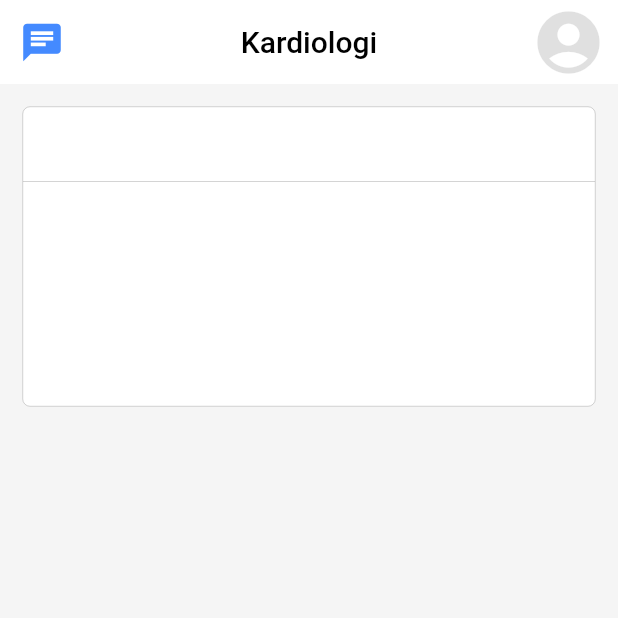
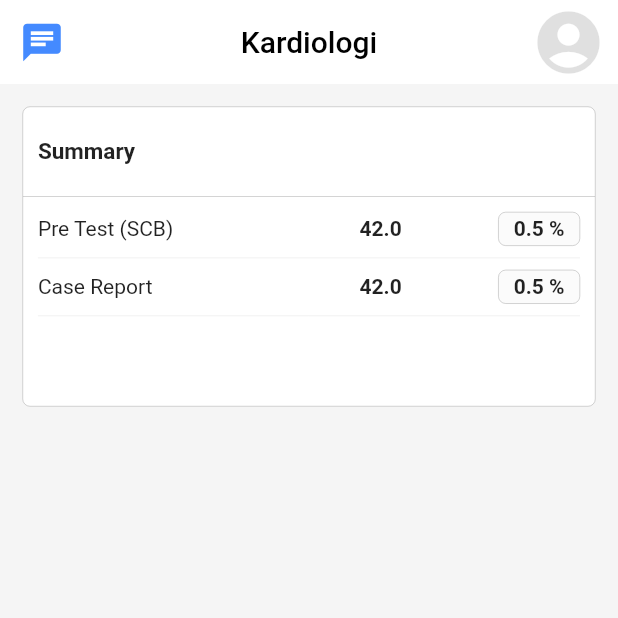
Before and after one commit to yusufhacktiv8/ceu_student_mobile, a Flutter app: the CoursePage screen opened directly, on a phone screen of 412 x 824 dp, the top half of it. Run offline on Flutter 3.47's test engine with Material 2 defaults, Android fonts, the phone set to English and light mode, and no system bars; our stand-ins replace event_bus, shared_preferences; missing offline and left inert: badge, flutter_circular_chart; accounts and stored records are empty.

Commit message:
Course summary completion

```diff
--- a/lib/course/course_page.dart
+++ b/lib/course/course_page.dart
@@ -47,11 +47,26 @@ class _CoursePageState extends State<CoursePage> {
               child: Column(
                 children: <Widget>[
                   Container(
-                    height: 50,
+                    padding: EdgeInsets.all(10),
+                    height: 60,
                     decoration: BoxDecoration(
                       border: Border(bottom: BorderSide(color: Colors.grey, width: 0.3))
                     ),
-                  )
+                    child: Row(
+                      children: <Widget>[
+                        Text("Summary", style: TextStyle(
+                          fontSize: 15,
+                          fontWeight: FontWeight.bold,
+                          color: Colors.black87
+                        ),)
+                      ],
+                    ),
+                  ),
+                  Container(
+                    padding: EdgeInsets.all(10),
+                    height: 130,
+                    child: CourseSummary(),
+                  ),
                 ],
               ),
             ),
--- /dev/null
+++ b/lib/course/course_summary_item.dart
@@ -0,0 +1,40 @@
+import 'package:flutter/material.dart';
+
+class CourseSummaryItem extends StatelessWidget {
+
+  final String name;
+
+  CourseSummaryItem({Key key, this.name}) : super(key: key);
+
+  @override
+  Widget build(BuildContext context) {
+    return Row(
+      mainAxisAlignment: MainAxisAlignment.spaceBetween,
+      children: <Widget>[
+        Container(
+          width: 150,
+          child: Text(
+            name,
+            style: TextStyle(fontSize: 14),
+          ),
+        ),
+        Text(
+          "42.0",
+          style: TextStyle(fontWeight: FontWeight.bold),
+        ),
+        Container(
+          padding:
+          EdgeInsets.only(left: 10, right: 10, top: 3, bottom: 3),
+          decoration: BoxDecoration(
+              color: Color(0xFFFBFBFB),
+              border: Border.all(color: Colors.grey, width: 0.3),
+              borderRadius: BorderRadius.all(Radius.circular(5))),
+          child: Text(
+            "0.5 %",
+            style: TextStyle(fontWeight: FontWeight.bold),
+          ),
+        ),
+      ],
+    );
+  }
+}
```
Also changed, not shown: lib/course/course_summary.dart (+92 -96 lines), lib/dashboard/course_level_button.dart (deleted, +0 -42 lines).
